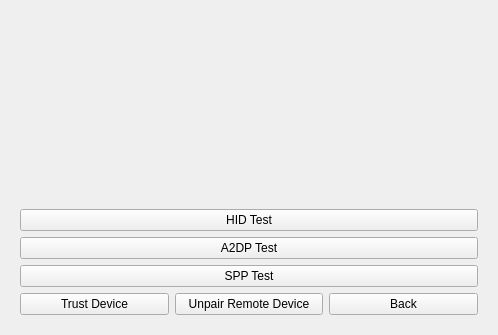
Qt form ui/MainWindow.ui (TI-ECS/BT_Demo) before a commit.
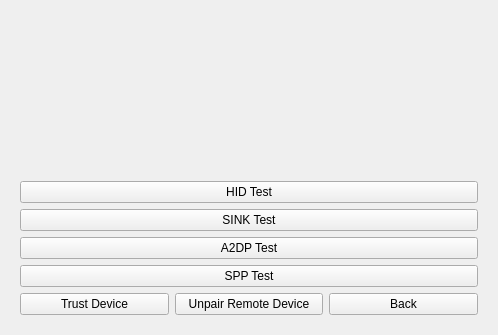
The same form after that commit. The open tabs and pages were chosen to show the change. Custom widgets are drawn as their Qt base class.

Commit message:
[SINK] Created the skeleton for the audio sink test.
Adding the basic files .cpp|h and the .ui.

What changed in the file:
```diff
--- a/ui/MainWindow.ui
+++ b/ui/MainWindow.ui
@@ -194,6 +194,13 @@
          </property>
         </widget>
        </item>
+       <item>
+        <widget class="QPushButton" name="bt_sink">
+         <property name="text">
+          <string>SINK Test</string>
+         </property>
+        </widget>
+       </item>
        <item>
         <widget class="QPushButton" name="bt_a2dp">
          <property name="text">
```
Left out of the diff: 35 changed lines with no effect on the pictures. The commit also changes 6 other files.
